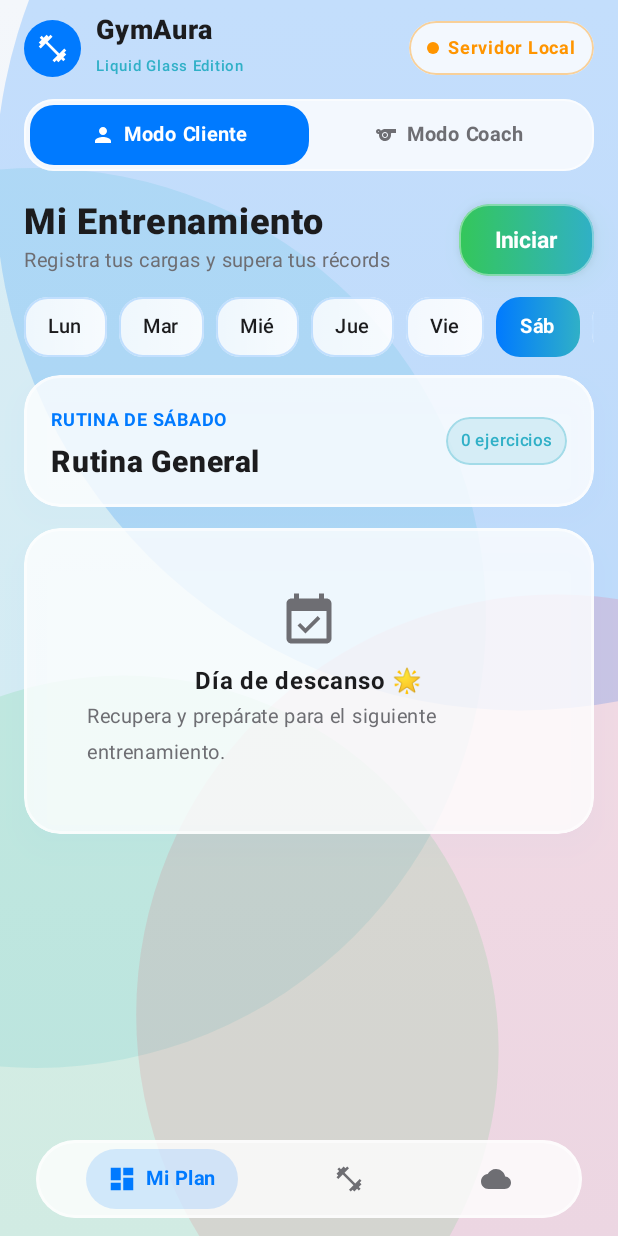
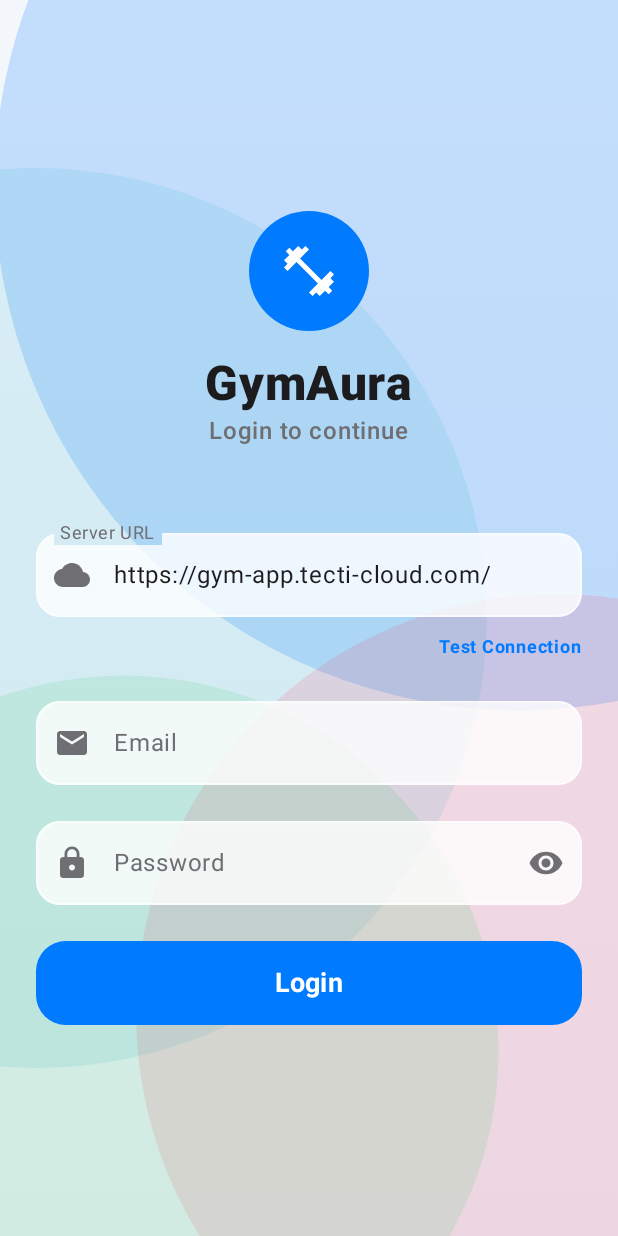
Before and after one commit to albertodonaldonarvaez-cloud/gym-app, an Android app built with Jetpack Compose: the screen it shows after launch (MainActivity), on a phone screen of 412 x 824 dp. Run offline under Robolectric (Android 15) with nearby library versions, the light colour scheme and no system bars.

Commit message:
feat: light theme for web + Android login screen
Web:
- Complete light theme: white backgrounds, gray borders, dark text
- All pages updated: Login, Dashboard, Users, Assignments, Routines, Exercises
- index.css: Full light design system (cards, buttons, inputs, badges, nav, tables)
- Layout: White sidebar, light top bar with backdrop blur
- LoginPage: Clean light gradient background
- Matches Apple design language from the Android app

Android:
- NEW LoginScreen.kt: Server URL config + email/password login
- MainActivity: Auth flow - checks token before showing main app
- Login calls POST /api/v1/auth/login with JWT token storage
- Logout button in settings clears token and returns to login
- APK rebuilt (17.08 MB)

```diff
--- a/android/app/src/main/java/com/tecti/gymaura/MainActivity.kt
+++ b/android/app/src/main/java/com/tecti/gymaura/MainActivity.kt
@@ -33,17 +33,48 @@ import com.tecti.gymaura.ui.screens.ClientDashboardScreen
 import com.tecti.gymaura.ui.screens.CoachDashboardScreen
 import com.tecti.gymaura.ui.screens.ExerciseCatalogScreen
 import com.tecti.gymaura.ui.screens.ServerConfigDialog
+import com.tecti.gymaura.ui.screens.LoginScreen
 import com.tecti.gymaura.ui.theme.*
 import kotlinx.coroutines.launch
 
 class MainActivity : ComponentActivity() {
     override fun onCreate(savedInstanceState: Bundle?) {
         super.onCreate(savedInstanceState)
+        ServerRepository.init(this)
+
         setContent {
             GymAuraTheme {
-                MainAppScreen()
+                var isSessionLoaded by remember { mutableStateOf(false) }
+
+                LaunchedEffect(Unit) {
+                    ServerRepository.loadSession()
+                    isSessionLoaded = true
+                }
+
+                if (isSessionLoaded) {
+                    GymAuraApp()
+                } else {
+                    Box(modifier = Modifier.fillMaxSize(), contentAlignment = Alignment.Center) {
+                        CircularProgressIndicator(color = AppleBlue)
+                    }
+                }
             }
         }
+    }
+}
+
+@Composable
+fun GymAuraApp() {
+    var isLoggedIn by remember { mutableStateOf(ServerRepository.isLoggedIn()) }
+
+    if (isLoggedIn) {
+        MainAppScreen(onLogout = {
+            isLoggedIn = false
+        })
+    } else {
+        LoginScreen(onLoginSuccess = {
+            isLoggedIn = true
+        })
     }
 }
 
@@ -52,9 +83,13 @@ enum class NavigationTab {
 }
 
 @Composable
-fun MainAppScreen() {
+fun MainAppScreen(onLogout: () -> Unit) {
     var activeTab by remember { mutableStateOf(NavigationTab.DASHBOARD) }
-    var currentRole by remember { mutableStateOf(UserRole.CLIENT) }
+
+    val savedRoleStr = ServerRepository.getUserRole() ?: "CLIENT"
+    val savedRole = if (savedRoleStr == "COACH") UserRole.COACH else UserRole.CLIENT
+    var currentRole by remember { mutableStateOf(savedRole) }
+
     var showServerConfigDialog by remember { mutableStateOf(false) }
 
     val isConnected by ServerRepository.isServerConnected.collectAsState()
@@ -112,7 +147,8 @@ fun MainAppScreen() {
                             ServerSettingsView(
                                 isConnected = isConnected,
                                 currentUrl = currentUrl,
-                                onOpenDialog = { showServerConfigDialog = true }
+                                onOpenDialog = { showServerConfigDialog = true },
+                                onLogout = onLogout
                             )
                         }
                     }
@@ -342,8 +378,11 @@ fun NavItem(
 fun ServerSettingsView(
     isConnected: Boolean,
     currentUrl: String,
-    onOpenDialog: () -> Unit
+    onOpenDialog: () -> Unit,
+    onLogout: () -> Unit
 ) {
+    val scope = rememberCoroutineScope()
+
     Column(
         modifier = Modifier
             .fillMaxSize()
@@ -394,5 +433,22 @@ fun ServerSettingsView(
             Spacer(modifier = Modifier.width(8.dp))
             Text("Cambiar Dirección del Servidor", fontWeight = FontWeight.Bold)
         }
+
+        Spacer(modifier = Modifier.height(24.dp))
+
+        Button(
+            onClick = {
+                scope.launch {
+                    ServerRepository.clearSession()
+                    onLogout()
+                }
+            },
+            shape = RoundedCornerShape(20.dp),
+            colors = ButtonDefaults.buttonColors(containerColor = AppleOrange)
+        ) {
+            Icon(imageVector = Icons.Default.Person, contentDescription = null)
+            Spacer(modifier = Modifier.width(8.dp))
+            Text("Cerrar Sesión", fontWeight = FontWeight.Bold)
+        }
     }
 }
--- /dev/null
+++ b/android/app/src/main/java/com/tecti/gymaura/ui/screens/LoginScreen.kt
@@ -0,0 +1,208 @@
+package com.tecti.gymaura.ui.screens
+
+import androidx.compose.foundation.background
+import androidx.compose.foundation.border
+import androidx.compose.foundation.clickable
+import androidx.compose.foundation.layout.*
+import androidx.compose.foundation.shape.CircleShape
+import androidx.compose.foundation.shape.RoundedCornerShape
+import androidx.compose.material.icons.Icons
+import androidx.compose.material.icons.filled.*
+import androidx.compose.material3.*
+import androidx.compose.runtime.*
+import androidx.compose.ui.Alignment
+import androidx.compose.ui.Modifier
+import androidx.compose.ui.draw.clip
+import androidx.compose.ui.graphics.Color
+import androidx.compose.ui.text.font.FontWeight
+import androidx.compose.ui.text.input.PasswordVisualTransformation
+import androidx.compose.ui.text.input.VisualTransformation
+import androidx.compose.ui.unit.dp
+import androidx.compose.ui.unit.sp
+import com.tecti.gymaura.data.remote.ServerRepository
+import com.tecti.gymaura.ui.components.LiquidBackground
+import com.tecti.gymaura.ui.theme.*
+import kotlinx.coroutines.launch
+
+@OptIn(ExperimentalMaterial3Api::class)
+@Composable
+fun LoginScreen(onLoginSuccess: () -> Unit) {
+    val scope = rememberCoroutineScope()
+
+    var email by remember { mutableStateOf("") }
+    var password by remember { mutableStateOf("") }
+    var serverUrl by remember { mutableStateOf(ServerRepository.currentUrlState.value) }
+
+    var showPassword by remember { mutableStateOf(false) }
+    var isLoading by remember { mutableStateOf(false) }
+    var errorMessage by remember { mutableStateOf<String?>(null) }
+    var isServerTestLoading by remember { mutableStateOf(false) }
+    var serverTestMessage by remember { mutableStateOf<String?>(null) }
+
+    LiquidBackground {
+        Column(
+            modifier = Modifier
+                .fillMaxSize()
+                .padding(24.dp)
+                .statusBarsPadding(),
+            horizontalAlignment = Alignment.CenterHorizontally,
+            verticalArrangement = Arrangement.Center
+        ) {
+            // App Logo
+            Box(
+                modifier = Modifier
+                    .size(80.dp)
+                    .clip(CircleShape)
+                    .background(AppleBlue),
+                contentAlignment = Alignment.Center
+            ) {
+                Icon(
+                    imageVector = Icons.Default.FitnessCenter,
+                    contentDescription = null,
+                    tint = Color.White,
+                    modifier = Modifier.size(40.dp)
+                )
+            }
+            Spacer(modifier = Modifier.height(16.dp))
+            Text(
+                text = "GymAura",
+                fontSize = 32.sp,
+                fontWeight = FontWeight.ExtraBold,
+                color = TextPrimary
+            )
+            Text(
+                text = "Login to continue",
+                fontSize = 16.sp,
+                fontWeight = FontWeight.Medium,
+                color = TextSecondary
+            )
+
+            Spacer(modifier = Modifier.height(48.dp))
+
+            // Server URL configuration
+            OutlinedTextField(
+                value = serverUrl,
+                onValueChange = {
+                    serverUrl = it
+                    ServerRepository.setBaseUrl(it)
+                },
+                label = { Text("Server URL") },
+                leadingIcon = { Icon(Icons.Default.Cloud, contentDescription = null) },
+                modifier = Modifier.fillMaxWidth(),
+                colors = TextFieldDefaults.outlinedTextFieldColors(
+                    containerColor = GlassSurfaceWhite,
+                    unfocusedBorderColor = GlassBorderWhite,
+                    focusedBorderColor = AppleBlue
+                ),
+                shape = RoundedCornerShape(16.dp)
+            )
+
+            Spacer(modifier = Modifier.height(8.dp))
+
+            Row(modifier = Modifier.fillMaxWidth(), horizontalArrangement = Arrangement.End) {
+                if (isServerTestLoading) {
+                    CircularProgressIndicator(modifier = Modifier.size(16.dp), color = AppleBlue)
+                } else {
+                    Text(
+                        text = serverTestMessage ?: "Test Connection",
+                        color = if (serverTestMessage?.contains("Success") == true) AppleEmerald else AppleBlue,
+                        fontSize = 12.sp,
+                        fontWeight = FontWeight.Bold,
+                        modifier = Modifier.clickable {
+                            isServerTestLoading = true
+                            scope.launch {
+                                val success = ServerRepository.testConnection()
+                                serverTestMessage = if (success) "Connection Successful" else "Connection Failed"
+                                isServerTestLoading = false
+                            }
+                        }
+                    )
+                }
+            }
+
+            Spacer(modifier = Modifier.height(16.dp))
+
+            // Email
+            OutlinedTextField(
+                value = email,
+                onValueChange = { email = it },
+                label = { Text("Email") },
+                leadingIcon = { Icon(Icons.Default.Email, contentDescription = null) },
+                modifier = Modifier.fillMaxWidth(),
+                colors = TextFieldDefaults.outlinedTextFieldColors(
+                    containerColor = GlassSurfaceWhite,
+                    unfocusedBorderColor = GlassBorderWhite,
+                    focusedBorderColor = AppleBlue
+                ),
+                shape = RoundedCornerShape(16.dp)
+            )
+
+            Spacer(modifier = Modifier.height(16.dp))
+
+            // Password
+            OutlinedTextField(
+                value = password,
+                onValueChange = { password = it },
+                label = { Text("Password") },
+                leadingIcon = { Icon(Icons.Default.Lock, contentDescription = null) },
+                trailingIcon = {
+                    val icon = if (showPassword) Icons.Default.VisibilityOff else Icons.Default.Visibility
+                    IconButton(onClick = { showPassword = !showPassword }) {
+                        Icon(icon, contentDescription = "Toggle Password")
+                    }
+                },
+                visualTransformation = if (showPassword) VisualTransformation.None else PasswordVisualTransformation(),
+                modifier = Modifier.fillMaxWidth(),
+                colors = TextFieldDefaults.outlinedTextFieldColors(
+                    containerColor = GlassSurfaceWhite,
+                    unfocusedBorderColor = GlassBorderWhite,
+                    focusedBorderColor = AppleBlue
+                ),
+                shape = RoundedCornerShape(16.dp)
+            )
+
+            Spacer(modifier = Modifier.height(24.dp))
+
+            if (errorMessage != null) {
+                Text(
+                    text = errorMessage!!,
+                    color = AppleOrange,
+                    fontSize = 14.sp,
+                    modifier = Modifier.padding(bottom = 16.dp)
+                )
+            }
+
+            Button(
+                onClick = {
+                    if (email.isBlank() || password.isBlank()) {
+                        errorMessage = "Please enter email and password"
+                        return@Button
+                    }
+                    isLoading = true
+                    errorMessage = null
+                    scope.launch {
+                        val response = ServerRepository.login(email.trim(), password)
+                        isLoading = false
+                        if (response != null) {
+                            onLoginSuccess()
+                        } else {
+                            errorMessage = "Login failed. Please check your credentials."
+                        }
+                    }
+                },
+                modifier = Modifier
+                    .fillMaxWidth()
+                    .height(56.dp),
+                shape = RoundedCornerShape(20.dp),
+                colors = ButtonDefaults.buttonColors(containerColor = AppleBlue),
+                enabled = !isLoading
+            ) {
+                if (isLoading) {
+                    CircularProgressIndicator(modifier = Modifier.size(24.dp), color = Color.White)
+                } else {
+                    Text("Login", fontSize = 18.sp, fontWeight = FontWeight.Bold, color = Color.White)
+                }
+            }
+        }
+    }
+}
```
Also changed, not shown: 13 other files.
